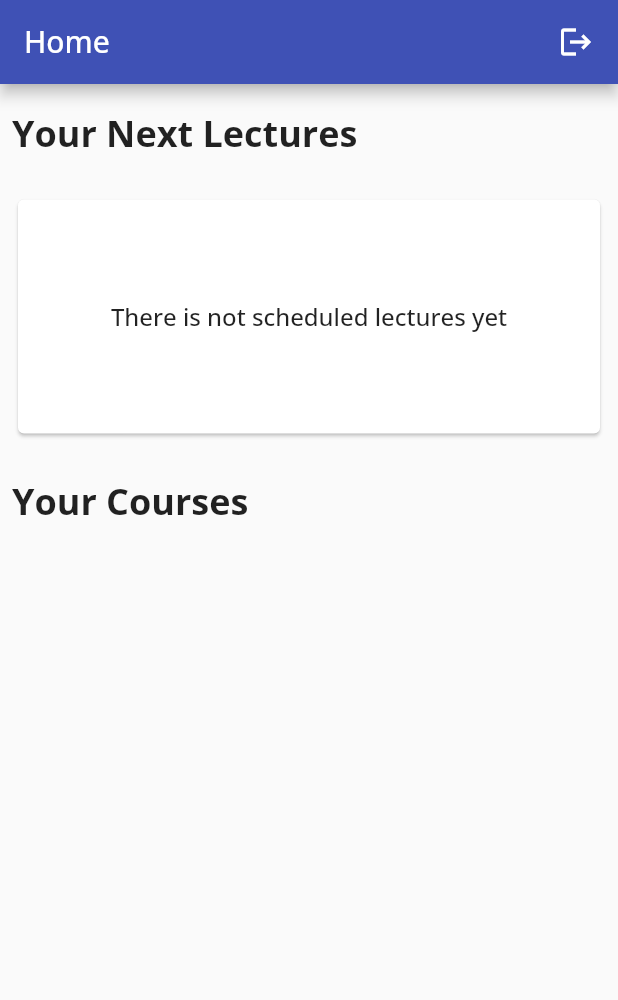
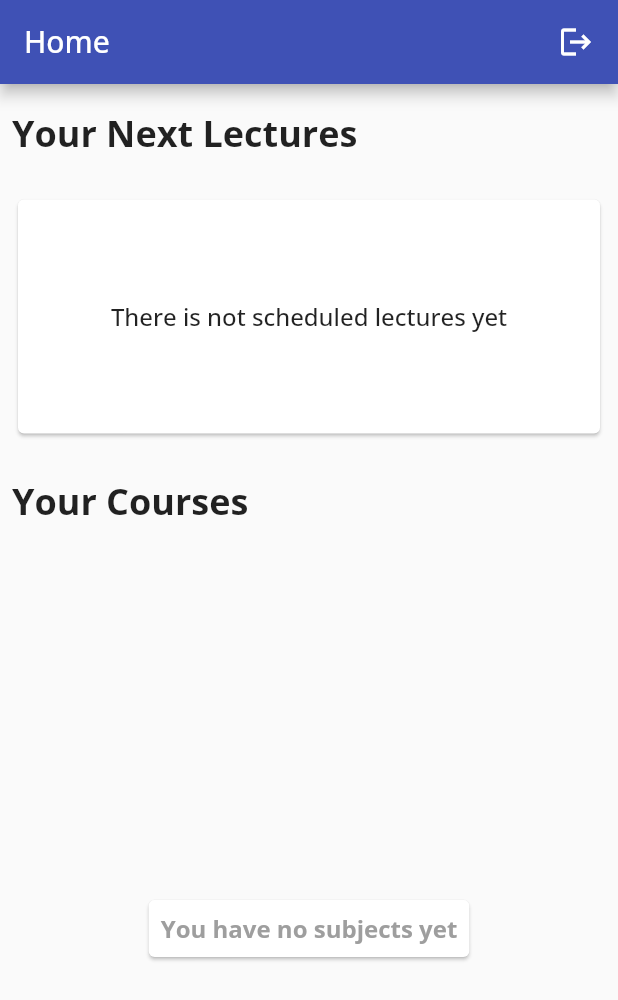
Before and after one commit to Mo7medSla7/attendance_tracker, a Flutter app: the InstructorHomeScreen screen opened directly, on a phone screen of 412 x 824 dp. Shown: the top 1000 px of the screen. Run offline on Flutter 3.47's test engine with Material 2 defaults, Android fonts, the light colour scheme and no system bars; our stand-ins replace carousel_slider, connectivity_plus, device_info_plus, dio, dots_indicator, flutter_bloc and 7 more; missing offline and left inert: excel, qr_code_scanner; accounts and stored records are empty; network calls fail.

Commit message:
other fixes

```diff
--- a/lib/layout/cubit/cubit.dart
+++ b/lib/layout/cubit/cubit.dart
@@ -74,11 +74,11 @@ class AppCubit extends Cubit<AppStates> {
   List<LectureModel> nextLectures = [];
 
   Future<void> getNextLectures() async {
-    nextLectures = [];
     isGettingLectures = true;
     emit(GetNextLecturesLoadingState());
     DioHelper.getData(url: NEXT_LECTURES, token: 'Bearer $STUDENT_TOKEN')
         .then((Response response) {
+      nextLectures = [];
       response.data.forEach((lecture) {
         nextLectures.add(LectureModel.fromMap(lecture));
       });
@@ -147,11 +147,11 @@ class AppCubit extends Cubit<AppStates> {
   List<SubjectModel> mySubjects = [];
 
   Future<void> getMySubjects() async {
-    mySubjects = [];
     isGettingMySubjects = true;
     emit(GetMySubjectsLoadingState());
     DioHelper.getData(url: REGISTERED_SUBJECTS, token: 'Bearer $STUDENT_TOKEN')
         .then((Response response) {
+      mySubjects = [];
       response.data.forEach((subject) {
         mySubjects.add(SubjectModel.fromMap(subject));
       });
@@ -248,6 +248,7 @@ class AppCubit extends Cubit<AppStates> {
 
   refreshSubjects() async {
     await getRegisteredSubjects();
+    await getMySubjects();
     emit(RefreshSubjectsState());
   }
 
--- a/lib/models/instructor_lecture_model.dart
+++ b/lib/models/instructor_lecture_model.dart
@@ -92,8 +92,9 @@ class InstructorNextLectureModel {
       location: map['location'] as String,
       name: map['name'] as String,
       type: map['type'] as String,
-      date: DateFormat('EEE d-MM-yyyy ').format(DateTime.parse(map['date'])),
-      time: DateFormat('h:mm a ').format(DateTime.parse(map['date'])),
+      date: DateFormat('EEE d-MM-yyyy ')
+          .format(DateTime.parse(map['date']).toLocal()),
+      time: DateFormat('h:mm a ').format(DateTime.parse(map['date']).toLocal()),
       subjectName: map['subject']['name'] as String,
       faculty: map['subject']['faculty'] as String,
     );
--- a/lib/models/lecture_model.dart
+++ b/lib/models/lecture_model.dart
@@ -46,7 +46,8 @@ class LectureModel {
       type: map['type'] as String,
       instructorName: map['instructor'] as String,
       fullDate: DateTime.parse(map['date']),
-      date: DateFormat('EEE d-MM-yyyy ').format(DateTime.parse(map['date'])),
+      date: DateFormat('EEE d-MM-yyyy ')
+          .format(DateTime.parse(map['date']).toLocal()),
       time: DateFormat('h:mm a ').format(DateTime.parse(map['date']).toLocal()),
       hasAttended: map['hasAttended'] ?? false,
     );
--- a/lib/modules/home_screen/home_screen.dart
+++ b/lib/modules/home_screen/home_screen.dart
@@ -20,9 +20,7 @@ class HomeScreen extends StatelessWidget {
         listener: (context, state) {},
         builder: (context, state) {
           var cubit = AppCubit.get(context);
-          return cubit.nextLectures.isEmpty &&
-                  cubit.isGettingLectures &&
-                  cubit.isGettingSubjectsStats
+          return cubit.isGettingLectures && cubit.isGettingSubjectsStats
               ? const Center(child: CircularProgressIndicator())
               : RefreshIndicator(
                   onRefresh: () {
--- a/lib/modules/instructor_home_screen/instructor_cubit/instructor_states.dart
+++ b/lib/modules/instructor_home_screen/instructor_cubit/instructor_states.dart
@@ -47,3 +47,5 @@ class SearchSubjectState extends InstructorStates {}
 class SearchStudentState extends InstructorStates {}
 
 class ToggleSearchState extends InstructorStates {}
+
+class LogoutState extends InstructorStates {}
--- a/lib/modules/instructor_home_screen/instructor_home_screen.dart
+++ b/lib/modules/instructor_home_screen/instructor_home_screen.dart
@@ -140,10 +140,29 @@ class _InstructorHomeScreenState extends State<InstructorHomeScreen> {
               Expanded(
                 child: cubit.isGettingSubjects
                     ? const Center(child: CircularProgressIndicator())
+                    : cubit.instructorSubjects.isEmpty
+                        ? const Padding(
+                            padding: EdgeInsets.only(top: 48.0),
+                            child: Center(
+                              child: Card(
+                                child: Padding(
+                                  padding: EdgeInsets.all(8.0),
+                                  child: Text(
+                                    'You have no subjects yet',
+                                    style: TextStyle(
+                                        fontSize: 16,
+                                        fontWeight: FontWeight.bold,
+                                        color: Colors.grey),
+                                  ),
+                                ),
+                              ),
+                            ),
+                          )
                         : ListView.separated(
                             itemBuilder: (context, index) => buildCourseItem(
                                 cubit.instructorSubjects[index], context),
-                        separatorBuilder: (context, index) => const SizedBox(
+                            separatorBuilder: (context, index) =>
+                                const SizedBox(
                               height: 8,
                             ),
                             itemCount: cubit.instructorSubjects.length,
--- a/lib/modules/subjects_screen/subject_screen.dart
+++ b/lib/modules/subjects_screen/subject_screen.dart
@@ -15,9 +15,7 @@
       listener: (context, state) {},
       builder: (context, state) {
         var cubit = AppCubit.get(context);
-        return cubit.subjectsToRegister.isEmpty &&
-                cubit.registeredSubjects.isEmpty &&
-                cubit.isGettingSubjects
+        return cubit.isGettingSubjects
             ? const Center(child: CircularProgressIndicator())
             : RefreshIndicator(
                 onRefresh: () => cubit.refreshSubjects(),
```
Also changed, not shown: lib/modules/instructor_home_screen/instructor_cubit/instructor_cubit.dart (+10 -4 lines), lib/modules/instructor_lecture_screen/instructor_lecture_screen.dart (+18 -0 lines), lib/modules/instructor_subjects_screen/instructor_subjects_screen.dart (+22 -2 lines). Lines whose indentation alone changed are shown as unchanged.
